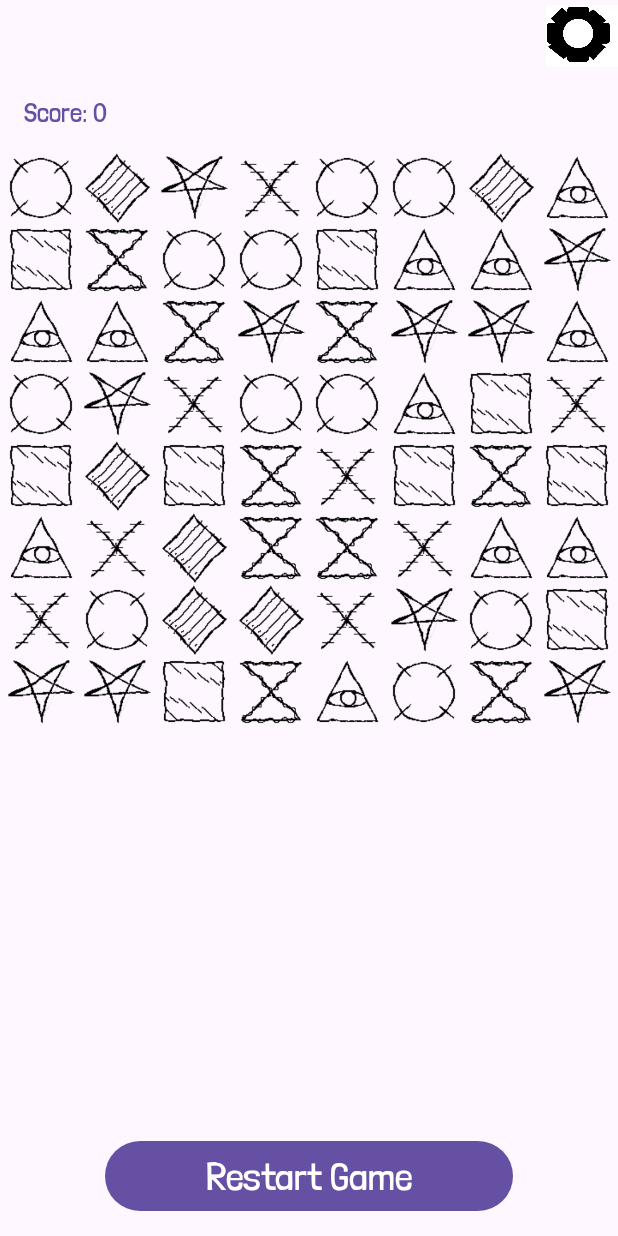
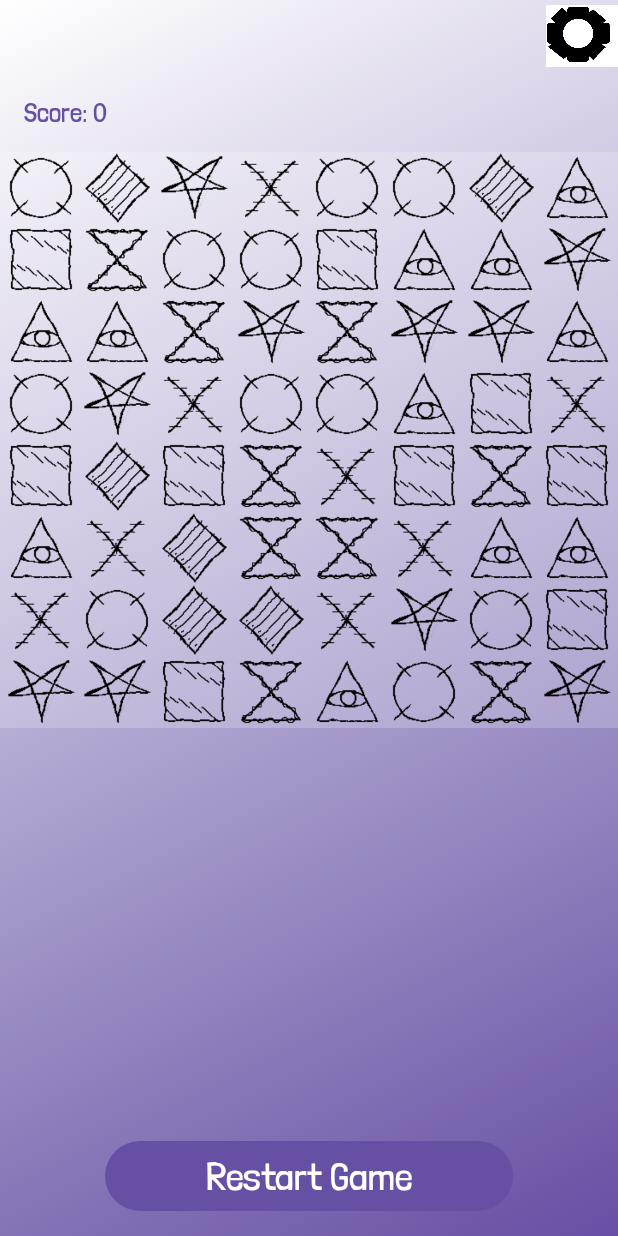
Before and after one commit to TVT22KMO-GROUP-8/BejeveledMobileGame, an Android app built with Jetpack Compose: the game_board screen opened through its navigation route, on a phone screen of 412 x 824 dp. Run offline under Robolectric (Android 15) with nearby library versions, the phone set to English and light mode, and no system bars; our stand-ins replace Firebase (no records; nobody signed in at launch, a user with empty details on screens opened directly), Room's generated code.

Commit message:
pelilaudan taustat lisätty.

```diff
--- a/app/src/main/java/com/example/bejeweled/ui/GameBoard.kt
+++ b/app/src/main/java/com/example/bejeweled/ui/GameBoard.kt
@@ -56,6 +56,7 @@ import kotlinx.coroutines.launch
 import kotlin.math.abs
 import com.example.bejeweled.ui.theme.ThemeOption
 import com.example.bejeweled.ui.theme.ThemeOption.*
+import com.example.bejeweled.ui.theme.transparentGray
 
 object GameBoardDestination : NavigationDestination {
     override val route = "game_board"
@@ -108,7 +109,7 @@ fun BejeweledGameBoard(
         }
     }
 
-    BejeweledTheme(selectedTheme = settings.theme) {
+    BejeweledTheme(selectedTheme = settings.theme) { gradient ->
         val colorScheme = MaterialTheme.colorScheme
         fun onGameOver() {
             isGameOver = true
@@ -130,7 +131,7 @@ fun BejeweledGameBoard(
         }
 
         Column(
-            modifier = Modifier.fillMaxSize().background(color = colorScheme.background),
+            modifier = Modifier.fillMaxSize().background(gradient),
             verticalArrangement = Arrangement.Center
         ) {
             Image(
@@ -152,11 +153,15 @@ fun BejeweledGameBoard(
 
             //Gridi
             Column(
-                modifier = Modifier.weight(1f)
+                modifier = Modifier
+                    .weight(1f)
+
             ) {
                 for (i in 0 until gridSize) {
                     Row(
-                        modifier = Modifier.fillMaxWidth(),
+                        modifier = Modifier
+                            .fillMaxWidth()
+                            .background(transparentGray),
                         horizontalArrangement = Arrangement.SpaceEvenly
                     ) {
                         for (j in 0 until gridSize) {
--- a/app/src/main/java/com/example/bejeweled/ui/theme/Color.kt
+++ b/app/src/main/java/com/example/bejeweled/ui/theme/Color.kt
@@ -34,6 +34,7 @@ val atomic_tangerine = Color(0xFFF0965D)
 
 val square_light = Color.White
 val square_dark = Color(0xFFBCC0C0)
+val transparentGray = Color(0x33FFFFFF)
 
 val gradientLight = Brush.linearGradient(
     colors = listOf(Color.White, Purple40),
```
